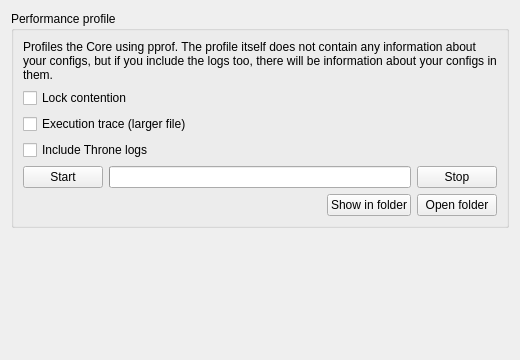
hopol/throne-mirror, file upstream/include/ui/setting/DiagnosticsTab.ui: the form before one commit.
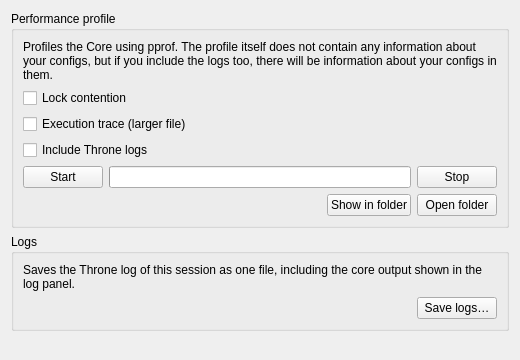
The form after the commit.

Commit message: chore: mirror Throne source 0.1 (1346d9e)

What changed in the file:
```diff
--- a/upstream/include/ui/setting/DiagnosticsTab.ui
+++ b/upstream/include/ui/setting/DiagnosticsTab.ui
@@ -119,6 +119,58 @@
      </layout>
     </widget>
    </item>
+   <item>
+    <widget class="QGroupBox" name="groupLogs">
+     <property name="title">
+      <string>Logs</string>
+     </property>
+     <layout class="QVBoxLayout" name="logsLayout">
+      <item>
+       <widget class="QLabel" name="logsIntro">
+        <property name="text">
+         <string>Saves the Throne log of this session as one file, including the core output shown in the log panel.</string>
+        </property>
+        <property name="wordWrap">
+         <bool>true</bool>
+        </property>
+       </widget>
+      </item>
+      <item>
+       <layout class="QHBoxLayout" name="logsRow">
+        <item>
+         <widget class="QLabel" name="logsStatus">
+          <property name="sizePolicy">
+           <sizepolicy hsizetype="Expanding" vsizetype="Preferred">
+            <horstretch>0</horstretch>
+            <verstretch>0</verstretch>
+           </sizepolicy>
+          </property>
+          <property name="text">
+           <string notr="true"/>
+          </property>
+          <property name="wordWrap">
+           <bool>true</bool>
+          </property>
+          <property name="textInteractionFlags">
+           <set>Qt::TextInteractionFlag::TextSelectableByMouse</set>
+          </property>
+         </widget>
+        </item>
+        <item>
+         <widget class="QPushButton" name="saveLogs">
+          <property name="toolTip">
+           <string>Logs contain visited domains and server addresses.</string>
+          </property>
+          <property name="text">
+           <string>Save logs…</string>
+          </property>
+         </widget>
+        </item>
+       </layout>
+      </item>
+     </layout>
+    </widget>
+   </item>
    <item>
     <spacer name="bottomSpacer">
      <property name="orientation">
```
The commit also changes 159 other files.
